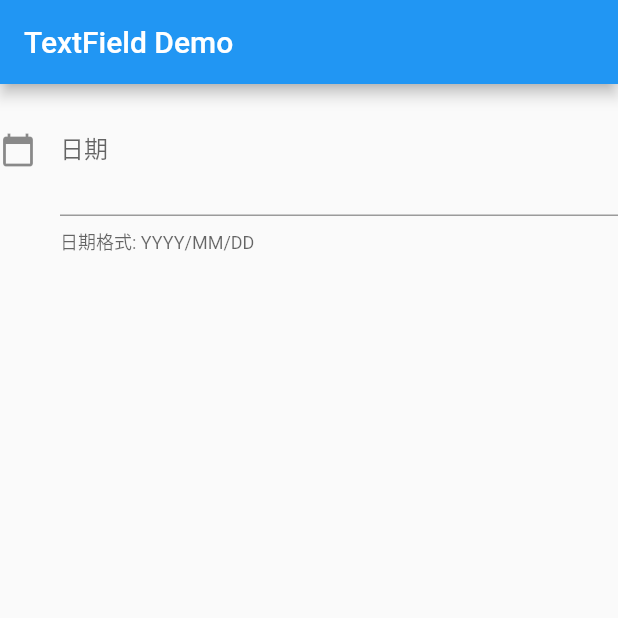
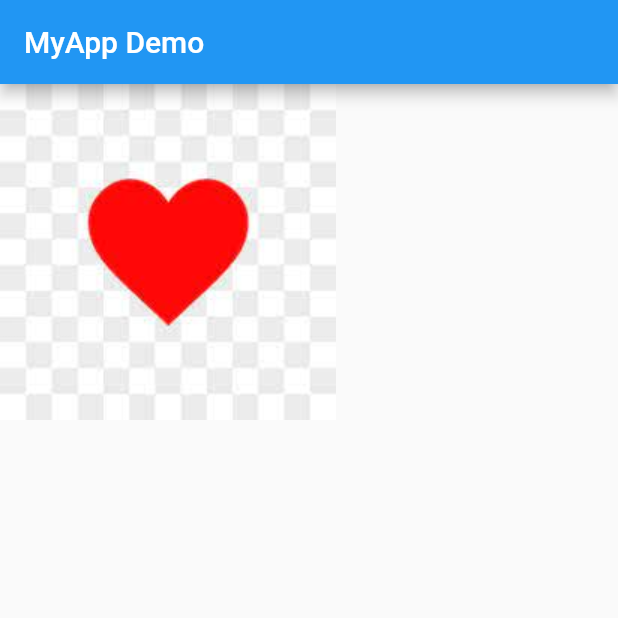
Before and after one commit to 920328eric/flutter_practical_application, a Flutter app: the screen it shows after launch, on a phone screen of 412 x 824 dp, the top half of it. Run offline on Flutter 3.47's test engine with Material 2 defaults, Android fonts, the phone set to English and light mode, and no system bars.

Commit message:
7/29 flutter

```diff
--- a/lib/main.dart
+++ b/lib/main.dart
@@ -2,8 +2,10 @@ import 'package:flutter/material.dart';
 
 import 'dart:math';
 
+import 'package:flutter/rendering.dart';
+
 void main() => runApp(MaterialApp(
-      home: HomePageinputtext(),
+      home: HomePageimage(),
     ));
 
 class HomePagecubes extends StatelessWidget {
@@ -170,11 +172,66 @@ class HomePageinputtext extends StatelessWidget {
               hintText: '輸入位置',
               suffix: IconButton(
                   onPressed: () {
-                    FocusScope.of(context).requestFocus(FocusNode());//讓鍵盤可以收起，專換focus達到此效果
+                    FocusScope.of(context)
+                        .requestFocus(FocusNode()); //讓鍵盤可以收起，專換focus達到此效果
                   },
-                  icon: const Icon(Icons.close))
-            ),
-        )
-      );
+                  icon: const Icon(Icons.close))),
+        ));
   }
 }
+
+class HomePagelistview extends StatelessWidget {
+  @override
+  Widget build(BuildContext context) {
+    return Scaffold(
+        appBar: AppBar(
+          title: const Text('MyApp Demo'),
+        ),
+        body: ListView.builder(
+          itemCount: 10,
+          itemBuilder: (context, index) {
+            //動態產生,scroll的時候才會產生新的
+            return Card(
+              child: Container(
+                height: 150,
+                color: Colors.yellowAccent,
+                child: Text('$index'),
+              ),
+            );
+          },
+        )
+        // (
+        //     children: List.generate(10, (index){//需要設定數量
+        //     return Card(child: Container(
+        //       height: 150,
+        //       color: Colors.greenAccent,
+        //       child: Text('$index'),
+        //     ),
+        //   );
+        //   }
+        // ),
+        // )
+        );
+  }
+}
+
+class HomePageimage extends StatelessWidget {
+  final String bannerimg =
+      'https://images-na.ssl-images-amazon.com/images/G/01/AmazonExports/Projects/Outlet/Amazon_OutletDeals_Desktop_TW.jpg';
+  @override
+  Widget build(BuildContext context) {
+    debugPaintSizeEnabled = true; //把隱藏的框架用虛線表示出來
+    return Scaffold(
+      appBar: AppBar(
+        title: const Text('MyApp Demo'),
+      ),
+      body: Image.asset('lib/images/loyalty.jpg')
+      // Image.network(
+      //   bannerimg,
+      //   height: 100.0,
+      //   alignment: Alignment.bottomCenter,
+      //   //fit: BoxFit.cover,
+      // ), //Image.network是一個box，裡面再跑NetworkImage
+    );
+  }
+}
--- a/pubspec.yaml
+++ b/pubspec.yaml
@@ -52,7 +52,8 @@ dev_dependencies:
 
 # The following section is specific to Flutter packages.
 flutter:
-
+  assets:
+    - lib/images/
   # The following line ensures that the Material Icons font is
   # included with your application, so that you can use the icons in
   # the material Icons class.
```
Also changed, not shown: lib/images/loyalty.jpg (added).
